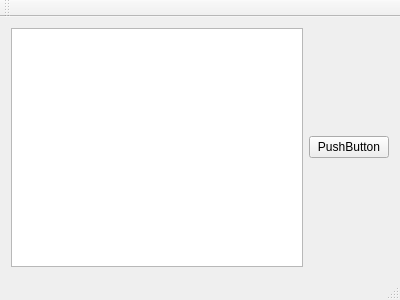
The window that mainwindow.ui (gpiez/battlecrawler) describes before a commit, drawn with Qt 5.
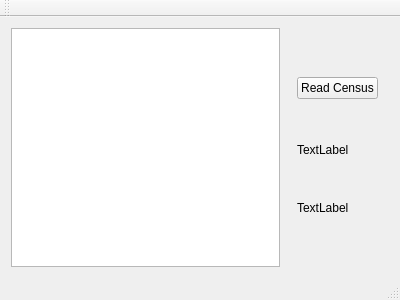
The same window after the commit.

The edit to the form file:
```diff
--- a/mainwindow.ui
+++ b/mainwindow.ui
@@ -19,10 +19,48 @@
      <widget class="QTextEdit" name="txt_debug"/>
     </item>
     <item>
-     <widget class="QPushButton" name="pushButton">
-      <property name="text">
-       <string>PushButton</string>
+     <widget class="QWidget" name="verticalWidget" native="true">
+      <property name="minimumSize">
+       <size>
+        <width>0</width>
+        <height>0</height>
+       </size>
       </property>
+      <layout class="QVBoxLayout" name="verticalLayout">
+       <item>
+        <widget class="QPushButton" name="pushButtonCensus">
+         <property name="text">
+          <string>Read Census</string>
+         </property>
+        </widget>
+       </item>
+       <item>
+        <widget class="QLabel" name="labelCensus">
+         <property name="sizePolicy">
+          <sizepolicy hsizetype="Minimum" vsizetype="Fixed">
+           <horstretch>0</horstretch>
+           <verstretch>0</verstretch>
+          </sizepolicy>
+         </property>
+         <property name="text">
+          <string>TextLabel</string>
+         </property>
+        </widget>
+       </item>
+       <item>
+        <widget class="QLabel" name="labelGuilds">
+         <property name="sizePolicy">
+          <sizepolicy hsizetype="Preferred" vsizetype="Fixed">
+           <horstretch>0</horstretch>
+           <verstretch>0</verstretch>
+          </sizepolicy>
+         </property>
+         <property name="text">
+          <string>TextLabel</string>
+         </property>
+        </widget>
+       </item>
+      </layout>
      </widget>
     </item>
    </layout>
```
